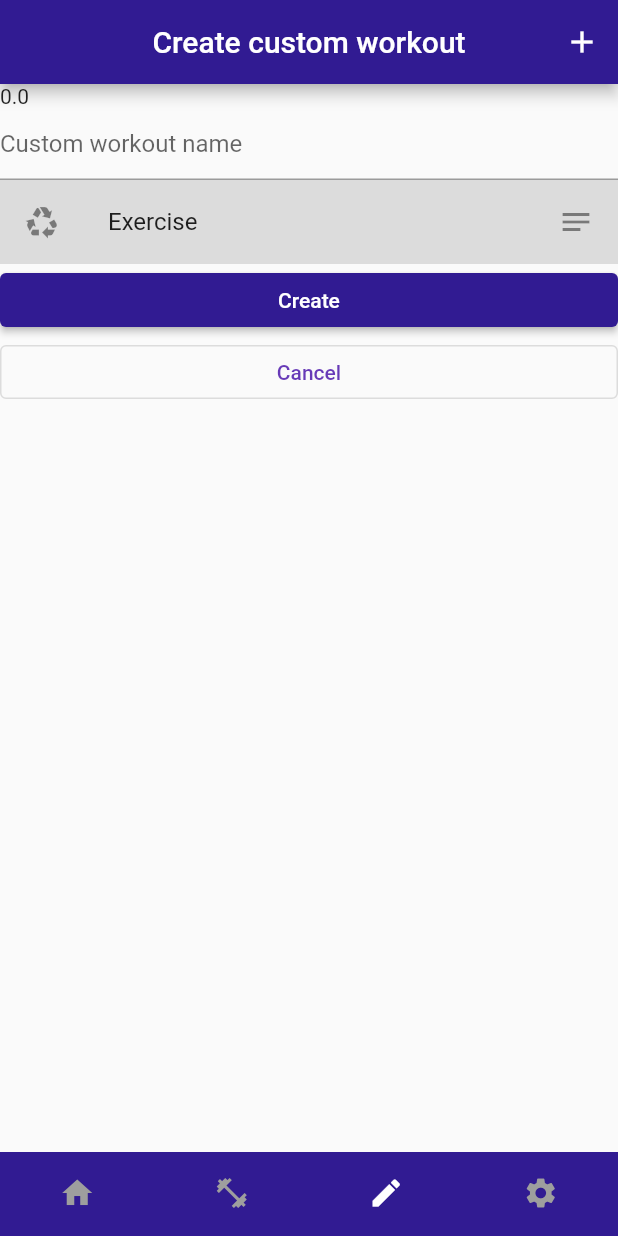
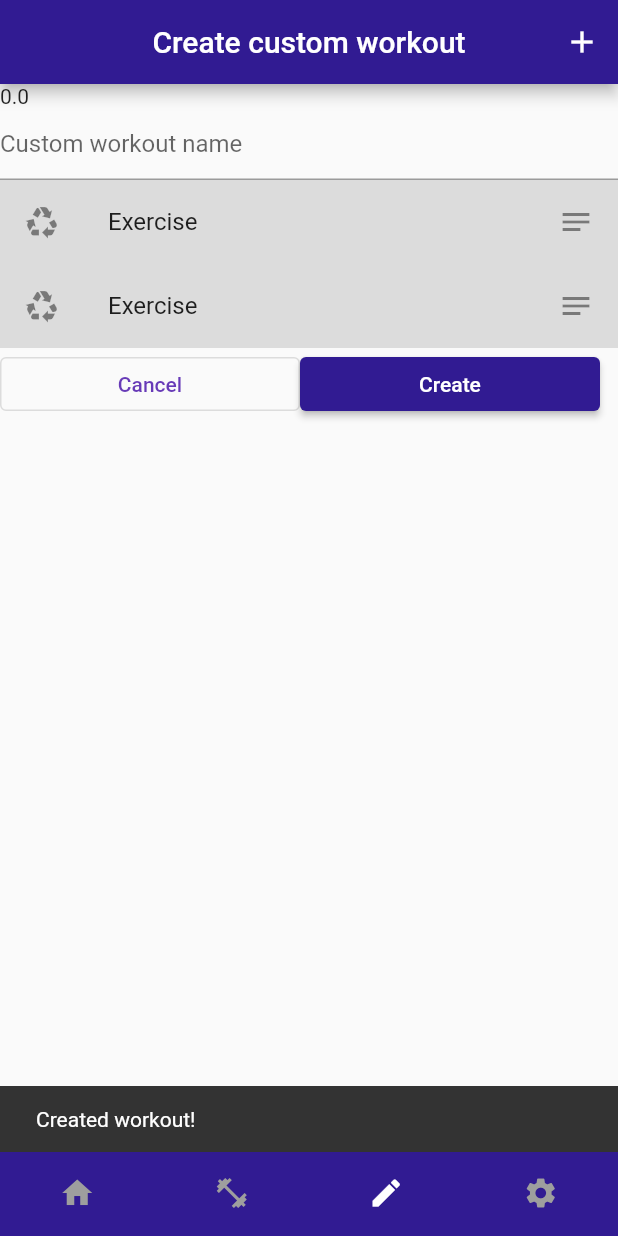
Before and after one commit to dolienn/body_optimizer, a Flutter app: the screen it shows after launch, item 3 of the bottom bar chosen, after a tap on "Create", on a phone screen of 412 x 824 dp. Run offline on Flutter 3.47's test engine with Material 2 defaults, Android fonts, the phone set to English and light mode, and no system bars; our stand-ins replace google_fonts.

Commit message:
naprawiłem stronę główną

```diff
--- a/lib/screens/workoutcreator.dart
+++ b/lib/screens/workoutcreator.dart
@@ -19,8 +19,6 @@ void _updateMyItems(int oldIndex, int newIndex) {
 import 'package:flutter/cupertino.dart';
 import 'package:flutter/gestures.dart';
 import 'package:flutter/material.dart';
-import 'package:flutter/scheduler.dart';
-import 'package:flutter/scheduler.dart' show timeDilation;
 
 //moze tworzyc klase o danych cwicenia ??? class cw nr 1 za pomoca jakiejs pentli a nastepnie var tytul var opis var link do zdj
 //ta klasa tutaj nie wiem czy bedzie wogule uzywana ale jest bo tak :D
@@ -112,103 +110,6 @@ class _WorkoutCreatorState extends State<WorkoutCreator>{
     );
   }
 
-/*
-@override
-  Widget build(BuildContext context) {
-    return Scaffold(
-      appBar: AppBar(
-            title: const Text('Create custom workout'), centerTitle: true, backgroundColor: Colors.deepPurple.shade900,
-            actions: <Widget>[
-        IconButton(
-        icon: const Icon(Icons.add),
-        tooltip: 'Add exercise',
-        onPressed: () {
-          Navigator.push(
-          context,
-          MaterialPageRoute(builder: (context) => const WorkoutCreatorChooseCategory()),
-          );
-        },
-      ),
-      body: Center(
-          child: ListView(
-            padding: const EdgeInsets.all(8),
-            children: <Widget>[
-              Text('$Exercises'),
-              Form(
-               key: _formKey,
-               child: Column(
-                 children: [
-                   TextFormField(
-                     //jakoś text w tym wyśrodkować
-                     decoration: const InputDecoration(
-                     //icon: Icon(Icons.person),
-                     hintText: 'Custom workout name'
-                   ),
-                     onSaved: (String? value) {
-                       // This optional block of code can be used to run
-                       // code when the user saves the form.
-                     },
-                     //tutaj dać, że nazwa workoutu nie może być pusta (oraz może, że nie może być dłuższa niż x znaków
-                     validator: (String? value) {
-                       return (value != null && value.contains('@')) ? 'Workout name must not be empty!' : null;
-                     },
-                   ),
-                   //ten przycisk dać na sam dół do zapisywania wszystkiego na tej stronie
-                   ElevatedButton(
-                     style: ButtonStyle(
-                       backgroundColor: MaterialStatePropertyAll<Color>(Colors.deepPurple.shade900),
-                     ),
-                     //onPressed: zapisz cały workout
-                     onPressed: () {},
-                     child: const Text('Create'),
-                   ),
-                   //ten przycisk dać obok zamiast pod
-                   //haha nie no może iPhone przycisk nie ale haha śmieszne bo na andrioidzie
-                    OutlinedButton(onPressed: () => _showAlertDialog(context), child: const Text('Cancel', style: TextStyle(color: Colors.deepPurple),)),
-                 ],
-             ),
-
-          //tutaj jakos form dac dla nazwy workoutu
-          /*ListView(
-            scrollDirection: Axis.vertical,
-            children: <Widget>[
-              //tutaj będą dodawane ćwiczenia od klienta
-              //dać jakieś id aby móc dodawać tutaj container list tile?
-              Container(
-                width: 150.0,
-                color: Colors.black12,
-                child: Stack(
-                  children: <Widget>[
-                    ListTile(
-                      leading: Icon(Icons.recycling), //znalesc kosz
-                      title: Text('Exercise'),
-                      trailing: Icon(Icons.notes),
-                    ),
-                  ],
-                ),
-              ),
-            ],
-            //jakiś button do dodawania do listy jeśli nie chcę w appbarze
-            */
-          ),
-              CheckboxListTile(
-                  isThreeLine: true,
-                  title: Text('$AbsTitleOne'),
-                  subtitle: Text('$AbsDescriptionOne'),
-                  value: AbsTriggerOne,
-                  onChanged: (bool? value) {
-                  setState(() {
-                    AbsTriggerOne = value!;
-                  });
-                },
-              ),
-           )
-        ),
-      );
-  }
-}
- */
-
   @override
   Widget build(BuildContext context) {
     return MaterialApp(
@@ -276,25 +177,53 @@ class _WorkoutCreatorState extends State<WorkoutCreator>{
                     ],
                   ),
                 ),
+                //cały container jako ćwiczenie
+                Container(
+                  color: Colors.black12,
+                  child: Stack(
+                    children: const <Widget>[
+                      ListTile(
+                        leading: Icon(Icons.recycling), //znalesc kosz
+                        title: Text('Exercise'),
+                        trailing: Icon(Icons.notes),
+                      ),
+                    ],
+                  ),
+                ),
               ],
               //jakiś button do dodawania do listy jeśli nie chcę w appbarze
 
             ),
-            ElevatedButton(
+              Row(
+                children: <Widget>[
+                  //ten przycisk dać obok zamiast pod
+                  //haha nie no może iPhone przycisk nie ale haha śmieszne bo na andrioidzie
+                  SizedBox(
+                    width: 200,
+                  child: OutlinedButton(
+                      onPressed: () => _showAlertDialog(context),
+                      child: const Text('Cancel', style: TextStyle(color: Colors.deepPurple),
+                      )
+                  ),
+                  ),
+                  SizedBox(
+                    width: 200,
+                  child: ElevatedButton(
                     style: ButtonStyle(
                       backgroundColor: MaterialStatePropertyAll<Color>(Colors.deepPurple.shade900),
                     ),
                     //onPressed: zapisz cały workout
-              onPressed: () {},
+                    onPressed: () {
+                      const snackBar = SnackBar(
+                        content: Text('Created workout!'),
+                      );
+                      ScaffoldMessenger.of(context).showSnackBar(snackBar);
+                    },
                     child: const Text('Create'),
                   ),
-            //ten przycisk dać obok zamiast pod
-            //haha nie no może iPhone przycisk nie ale haha śmieszne bo na andrioidzie
-            OutlinedButton(
-                onPressed: () => _showAlertDialog(context),
-                child: const Text('Cancel', style: TextStyle(color: Colors.deepPurple),
                   )
-            ),
+                ]
+              )
 
 
             ]
```
Lines whose indentation alone changed are shown as unchanged.
